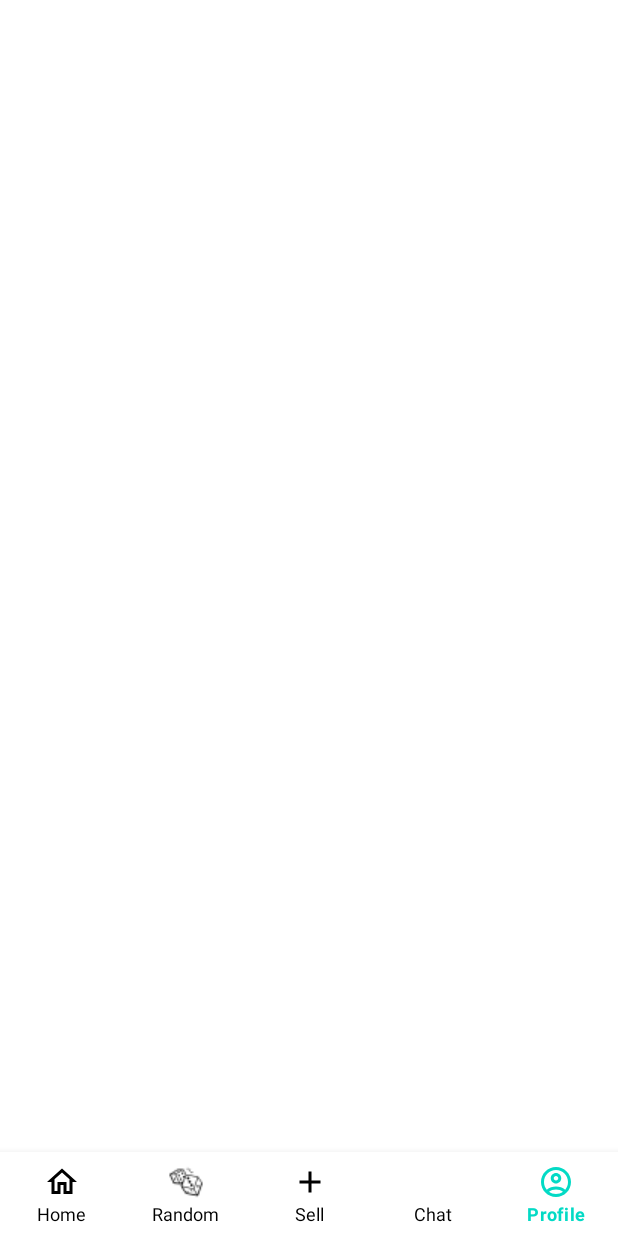
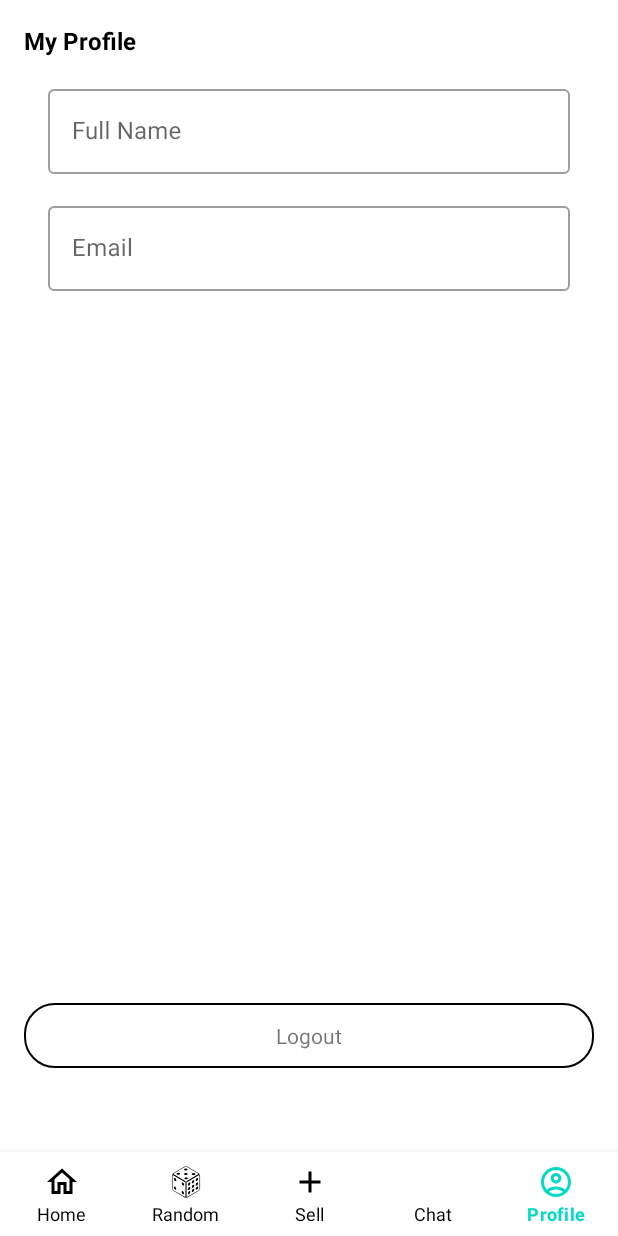
Before and after one commit to ahsan-arif/ClassifiedAdsApplication, an Android app: the screen it shows after launch once a user with an empty profile is signed in (Home), item 5 of the bottom bar chosen, on a phone screen of 412 x 824 dp. Run offline under Robolectric (Android 15) with nearby library versions, the phone set to English and light mode, and no system bars; our stand-ins replace Firebase (no records; nobody signed in at launch, a user with empty details on screens opened directly); libraries missing offline, so code that uses them is left out: com.blankj.utilcode; 1 statement that could not run was skipped.

```diff
--- a/app/src/main/AndroidManifest.xml
+++ b/app/src/main/AndroidManifest.xml
@@ -12,6 +12,9 @@
         android:supportsRtl="true"
         android:theme="@style/Theme.ClassifiedApp"
         tools:targetApi="31">
+        <activity
+            android:name=".ActivityForgotPassword"
+            android:exported="false" />
         <activity
             android:name=".ActivityLogin"
             android:exported="false" />
--- a/app/src/main/java/com/android/classifiedapp/Home.java
+++ b/app/src/main/java/com/android/classifiedapp/Home.java
@@ -15,6 +15,7 @@ import androidx.fragment.app.FragmentTransaction;
 
 import com.android.classifiedapp.adapters.HomeCategoriesAdapter;
 import com.android.classifiedapp.fragments.FragmentHome;
+import com.android.classifiedapp.fragments.FragmentProfile;
 import com.android.classifiedapp.models.Category;
 import com.blankj.utilcode.util.LogUtils;
 import com.google.android.material.bottomnavigation.BottomNavigationView;
@@ -44,14 +45,17 @@ public class Home extends AppCompatActivity {
             return insets;
         });
 
-        bottomNavigation.setOnNavigationItemReselectedListener(new BottomNavigationView.OnNavigationItemReselectedListener() {
+        bottomNavigation.setOnNavigationItemSelectedListener(new BottomNavigationView.OnNavigationItemSelectedListener() {
             @Override
-            public void onNavigationItemReselected(@NonNull MenuItem menuItem) {
+            public boolean onNavigationItemSelected(@NonNull MenuItem menuItem) {
                 if (menuItem.getItemId()==R.id.item_home){
                     androidx.fragment.app.FragmentManager manager = getSupportFragmentManager(); // or getFragmentManager() if using android.app.Fragment
                     FragmentHome fragmentHome = new FragmentHome();
                     startFragment(manager, fragmentHome);
+                }else if(menuItem.getItemId()==R.id.item_profile){
+                    startFragment(getSupportFragmentManager(),new FragmentProfile());
                 }
+                return true;
             }
         });
     }
--- /dev/null
+++ b/app/src/main/java/com/android/classifiedapp/fragments/FragmentProfile.java
@@ -0,0 +1,93 @@
+package com.android.classifiedapp.fragments;
+
+import android.content.Intent;
+import android.os.Bundle;
+
+import androidx.fragment.app.Fragment;
+
+import android.view.LayoutInflater;
+import android.view.View;
+import android.view.ViewGroup;
+import android.widget.ImageView;
+import android.widget.TextView;
+
+import com.android.classifiedapp.MainActivity;
+import com.android.classifiedapp.R;
+import com.google.android.material.textfield.TextInputEditText;
+import com.google.firebase.auth.FirebaseAuth;
+import com.google.firebase.auth.FirebaseUser;
+
+/**
+ * A simple {@link Fragment} subclass.
+ * Use the {@link FragmentProfile#newInstance} factory method to
+ * create an instance of this fragment.
+ */
+public class FragmentProfile extends Fragment {
+
+    // TODO: Rename parameter arguments, choose names that match
+    // the fragment initialization parameters, e.g. ARG_ITEM_NUMBER
+    private static final String ARG_PARAM1 = "param1";
+    private static final String ARG_PARAM2 = "param2";
+
+    // TODO: Rename and change types of parameters
+    private String mParam1;
+    private String mParam2;
+    TextInputEditText etName,etEmail;
+    TextView tvLogout;
+
+    public FragmentProfile() {
+        // Required empty public constructor
+    }
+
+    /**
+     * Use this factory method to create a new instance of
+     * this fragment using the provided parameters.
+     *
+     * @param param1 Parameter 1.
+     * @param param2 Parameter 2.
+     * @return A new instance of fragment FragmentProfile.
+     */
+    // TODO: Rename and change types and number of parameters
+    public static FragmentProfile newInstance(String param1, String param2) {
+        FragmentProfile fragment = new FragmentProfile();
+        Bundle args = new Bundle();
+        args.putString(ARG_PARAM1, param1);
+        args.putString(ARG_PARAM2, param2);
+        fragment.setArguments(args);
+        return fragment;
+    }
+
+    @Override
+    public void onCreate(Bundle savedInstanceState) {
+        super.onCreate(savedInstanceState);
+        if (getArguments() != null) {
+            mParam1 = getArguments().getString(ARG_PARAM1);
+            mParam2 = getArguments().getString(ARG_PARAM2);
+        }
+    }
+
+    @Override
+    public View onCreateView(LayoutInflater inflater, ViewGroup container,
+                             Bundle savedInstanceState) {
+        // Inflate the layout for this fragment
+        View view = inflater.inflate(R.layout.fragment_profile, container, false);
+        etName = view.findViewById(R.id.et_name);
+        etEmail = view.findViewById(R.id.et_email);
+        tvLogout = view.findViewById(R.id.tv_logout);
+
+        FirebaseUser user = FirebaseAuth.getInstance().getCurrentUser();
+        etName.setText(user.getDisplayName());
+        etEmail.setText(user.getEmail());
+
+        tvLogout.setOnClickListener(new View.OnClickListener() {
+            @Override
+            public void onClick(View v) {
+                FirebaseAuth.getInstance().signOut();
+                startActivity(new Intent(getContext(), MainActivity.class));
+                getActivity().finish();
+            }
+        });
+
+        return view;
+    }
+}
--- /dev/null
+++ b/app/src/main/res/drawable/dice.xml
@@ -0,0 +1,63 @@
+<vector xmlns:android="http://schemas.android.com/apk/res/android"
+    android:width="64dp"
+    android:height="64dp"
+    android:viewportWidth="64"
+    android:viewportHeight="64">
+  <path
+      android:fillColor="#FF000000"
+      android:pathData="M12.58,25c-1.2,-0.69 -2.18,-0.14 -2.18,1.25A4.79,4.79 0,0 0,12.57 30c1.2,0.69 2.18,0.14 2.18,-1.25A4.76,4.76 0,0 0,12.58 25Z"/>
+  <path
+      android:fillColor="#FF000000"
+      android:pathData="M26.49,33c-1.2,-0.69 -2.18,-0.14 -2.18,1.25A4.76,4.76 0,0 0,26.48 38c1.2,0.69 2.18,0.14 2.18,-1.25A4.76,4.76 0,0 0,26.49 33Z"/>
+  <path
+      android:fillColor="#FF000000"
+      android:pathData="M12.54,40.44c-1.2,-0.69 -2.18,-0.13 -2.19,1.25a4.78,4.78 0,0 0,2.18 3.76c1.2,0.7 2.18,0.14 2.18,-1.24A4.83,4.83 0,0 0,12.54 40.44Z"/>
+  <path
+      android:fillColor="#FF000000"
+      android:pathData="M26.45,48.47c-1.21,-0.69 -2.18,-0.13 -2.19,1.25a4.8,4.8 0,0 0,2.17 3.76c1.21,0.7 2.19,0.14 2.19,-1.24A4.83,4.83 0,0 0,26.45 48.47Z"/>
+  <path
+      android:fillColor="#FF000000"
+      android:pathData="M33.89,16.45a4.81,4.81 0,0 0,-4.34 0,1.33 1.33,0 0,0 0,2.52 4.83,4.83 0,0 0,4.35 0A1.33,1.33 0,0 0,33.89 16.45Z"/>
+  <path
+      android:fillColor="#FF000000"
+      android:pathData="M29.49,11a4.81,4.81 0,0 0,4.34 0,1.33 1.33,0 0,0 0,-2.52 4.81,4.81 0,0 0,-4.34 0A1.33,1.33 0,0 0,29.49 11Z"/>
+  <path
+      android:fillColor="#FF000000"
+      android:pathData="M43.39,19a4.83,4.83 0,0 0,4.35 0,1.33 1.33,0 0,0 0,-2.52 4.81,4.81 0,0 0,-4.34 0A1.33,1.33 0,0 0,43.39 19Z"/>
+  <path
+      android:fillColor="#FF000000"
+      android:pathData="M16.11,18.73a4.81,4.81 0,0 0,4.34 0,1.33 1.33,0 0,0 0,-2.52 4.83,4.83 0,0 0,-4.35 0A1.33,1.33 0,0 0,16.11 18.73Z"/>
+  <path
+      android:fillColor="#FF000000"
+      android:pathData="M34.35,24.24a4.81,4.81 0,0 0,-4.34 0,1.33 1.33,0 0,0 0,2.52 4.81,4.81 0,0 0,4.34 0A1.33,1.33 0,0 0,34.35 24.24Z"/>
+  <path
+      android:fillColor="#FF000000"
+      android:pathData="M57,20.33c0,-1.51 -1.07,-2.12 -2.38,-1.36L44.09,25 54.54,19c1.3,-0.76 1.29,-2 0,-2.74L34.21,4.5a5.25,5.25 0,0 0,-4.73 0L9.3,16.23C8.06,17 8,18.1 9.15,18.86 8,18.31 7,18.92 7,20.33L7,43.67a5.21,5.21 0,0 0,2.36 4.1L29.63,59.5c1.28,0.73 2.33,0.16 2.37,-1.29 0,1.45 1.08,2 2.37,1.29L54.69,47.77a5.2,5.2 0,0 0,2.36 -4.1ZM10.32,16.82 L30.51,5.09a3,3 0,0 1,2.68 0L53.51,16.82a0.83,0.83 0,0 1,0 1.56L33.33,30.11a3,3 0,0 1,-2.68 0L10.33,18.38A0.83,0.83 0,0 1,10.32 16.82ZM31,57.55c0,0.85 -0.6,1.2 -1.35,0.77L9.31,46.59A3,3 0,0 1,8 44.26L8,20.92c0,-0.86 0.61,-1.2 1.35,-0.77L29.71,31.88a3,3 0,0 1,1.34 2.32ZM32,34.1a5.39,5.39 0,0 0,-2.11 -3.28,5.31 5.31,0 0,0 4.26,0A5.3,5.3 0,0 0,32 34.1ZM54.69,46.59 L34.37,58.32c-0.75,0.42 -1.35,0.08 -1.35,-0.77L33,34.2a3,3 0,0 1,1.34 -2.32L54.61,20.15c0.74,-0.43 1.35,-0.08 1.35,0.77L56,44.26A3,3 0,0 1,54.69 46.59Z"/>
+  <path
+      android:fillColor="#FF000000"
+      android:pathData="M44.5,42a4.8,4.8 0,0 0,2.17 -3.77c0,-1.37 -1,-1.93 -2.19,-1.24a4.8,4.8 0,0 0,-2.17 3.76C42.31,42.1 43.29,42.66 44.5,42Z"/>
+  <path
+      android:fillColor="#FF000000"
+      android:pathData="M37.54,46a4.84,4.84 0,0 0,2.18 -3.77c0,-1.38 -1,-1.94 -2.19,-1.25a4.8,4.8 0,0 0,-2.17 3.77C35.36,46.11 36.34,46.67 37.54,46Z"/>
+  <path
+      android:fillColor="#FF000000"
+      android:pathData="M51.45,38a4.8,4.8 0,0 0,2.17 -3.77c0,-1.38 -1,-1.94 -2.19,-1.24a4.8,4.8 0,0 0,-2.17 3.76C49.27,38.08 50.25,38.64 51.45,38Z"/>
+  <path
+      android:fillColor="#FF000000"
+      android:pathData="M44.48,34a4.83,4.83 0,0 0,2.17 -3.77c0,-1.38 -1,-1.94 -2.19,-1.24a4.77,4.77 0,0 0,-2.17 3.76C42.29,34.14 43.27,34.7 44.48,34Z"/>
+  <path
+      android:fillColor="#FF000000"
+      android:pathData="M37.52,38a4.77,4.77 0,0 0,2.17 -3.76c0,-1.38 -1,-1.94 -2.18,-1.25a4.8,4.8 0,0 0,-2.18 3.76C35.34,38.16 36.32,38.72 37.52,38Z"/>
+  <path
+      android:fillColor="#FF000000"
+      android:pathData="M51.43,30a4.77,4.77 0,0 0,2.17 -3.76c0,-1.38 -1,-1.94 -2.19,-1.25a4.81,4.81 0,0 0,-2.17 3.76C49.24,30.13 50.23,30.69 51.43,30Z"/>
+  <path
+      android:fillColor="#FF000000"
+      android:pathData="M44.51,44.46a4.8,4.8 0,0 0,-2.18 3.77c0,1.38 1,1.93 2.19,1.24a4.77,4.77 0,0 0,2.17 -3.76C46.69,44.32 45.71,43.77 44.51,44.46Z"/>
+  <path
+      android:fillColor="#FF000000"
+      android:pathData="M37.55,48.48a4.77,4.77 0,0 0,-2.17 3.76c0,1.38 1,1.94 2.19,1.24a4.78,4.78 0,0 0,2.17 -3.76C39.73,48.34 38.75,47.79 37.55,48.48Z"/>
+  <path
+      android:fillColor="#FF000000"
+      android:pathData="M51.46,40.45a4.81,4.81 0,0 0,-2.18 3.76c0,1.38 1,1.94 2.19,1.25a4.83,4.83 0,0 0,2.18 -3.77C53.64,40.31 52.66,39.76 51.46,40.45Z"/>
+</vector>
--- /dev/null
+++ b/app/src/main/res/layout/fragment_profile.xml
@@ -0,0 +1,76 @@
+<?xml version="1.0" encoding="utf-8"?>
+<LinearLayout xmlns:android="http://schemas.android.com/apk/res/android"
+    xmlns:tools="http://schemas.android.com/tools"
+    android:layout_width="match_parent"
+    android:layout_height="match_parent"
+    xmlns:app="http://schemas.android.com/apk/res-auto"
+    android:orientation="vertical"
+    android:layout_marginStart="16dp"
+    android:layout_marginEnd="16dp"
+    tools:context=".fragments.FragmentProfile">
+
+        <TextView
+            android:layout_width="wrap_content"
+            android:layout_height="wrap_content"
+            android:text="@string/my_profile"
+            android:textColor="@color/black"
+            android:textStyle="bold"
+            android:textSize="16sp"
+            android:layout_marginTop="16dp"
+            />
+
+        <LinearLayout
+            android:layout_width="match_parent"
+            android:layout_height="0dp"
+            android:orientation="vertical"
+            android:layout_marginStart="16dp"
+            android:layout_marginEnd="16dp"
+            android:layout_weight="1"
+            >
+                <com.google.android.material.textfield.TextInputLayout
+
+                    android:layout_width="match_parent"
+                    android:layout_height="wrap_content"
+                    android:hint="@string/full_name"
+                    android:layout_marginTop="16dp"
+                    style="@style/Widget.MaterialComponents.TextInputLayout.OutlinedBox">
+
+                        <com.google.android.material.textfield.TextInputEditText
+                            android:layout_width="match_parent"
+                            android:layout_height="wrap_content"
+                            android:inputType="textPersonName"
+                            android:id="@+id/et_name"
+                            />
+
+                </com.google.android.material.textfield.TextInputLayout>
+
+                <com.google.android.material.textfield.TextInputLayout
+
+                    android:layout_width="match_parent"
+                    android:layout_height="wrap_content"
+                    android:hint="@string/email"
+                    android:layout_marginTop="16dp"
+                    style="@style/Widget.MaterialComponents.TextInputLayout.OutlinedBox">
+
+                        <com.google.android.material.textfield.TextInputEditText
+                            android:layout_width="match_parent"
+                            android:layout_height="wrap_content"
+                            android:inputType="textEmailAddress"
+                            android:id="@+id/et_email"
+                            />
+
+                </com.google.android.material.textfield.TextInputLayout>
+        </LinearLayout>
+        <TextView
+            android:layout_width="match_parent"
+            android:layout_height="wrap_content"
+            android:background="@drawable/btn_sign_in_opts"
+            android:text="@string/logout"
+            android:gravity="center_horizontal"
+            android:padding="12dp"
+            android:id="@+id/tv_logout"
+            android:layout_marginTop="16dp"
+            android:layout_marginBottom="?attr/actionBarSize"
+            />
+
+</LinearLayout>
--- a/app/src/main/res/values/strings.xml
+++ b/app/src/main/res/values/strings.xml
@@ -34,4 +34,6 @@
     <string name="login_failed">"Login failed"</string>
     <string name="forgot_password">Forgot Password</string>
     <string name="already_have_an_account_signup">Already have an account? Signup</string>
+    <string name="my_profile">My Profile</string>
+    <string name="logout">Logout</string>
 </resources>
```
Also changed, not shown: app/src/main/java/com/android/classifiedapp/ActivityForgotPassword.java (added, +68 -0 lines), app/src/main/java/com/android/classifiedapp/ActivityLogin.java (+20 -1 lines), app/src/main/java/com/android/classifiedapp/MainActivity.java (+26 -0 lines), app/src/main/java/com/android/classifiedapp/SignUp.java (+10 -0 lines), app/src/main/res/layout/activity_forgot_password.xml (added, +50 -0 lines), app/src/main/res/drawable-v24/dice.png (deleted), app/src/main/res/drawable/dice.png (deleted).
